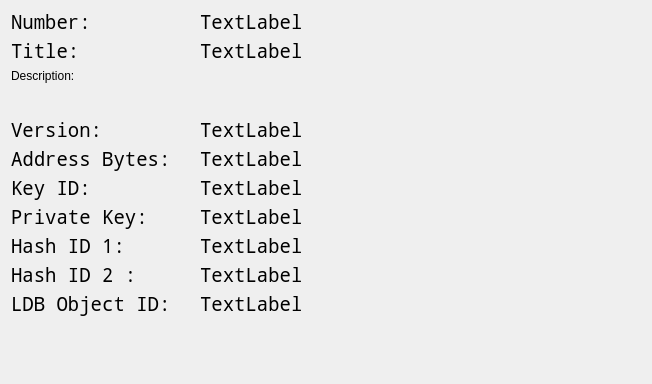
Old version of the form src/qt/forms/sidechaindetailsdialog.ui in the repository torkelrogstad/mainchain.
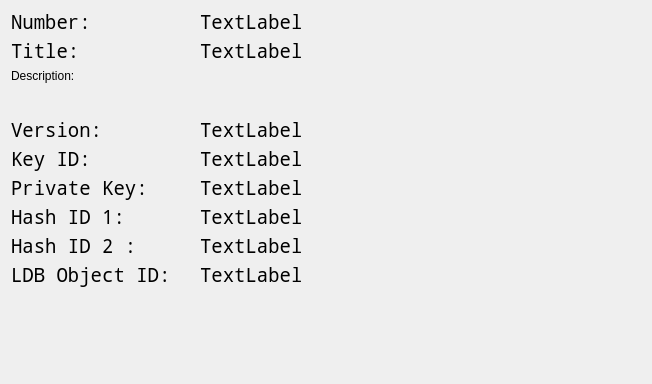
New version of the form.

Patch:
```diff
--- a/src/qt/forms/sidechaindetailsdialog.ui
+++ b/src/qt/forms/sidechaindetailsdialog.ui
@@ -192,52 +192,6 @@
      </item>
     </layout>
    </item>
-   <item>
-    <layout class="QHBoxLayout" name="horizontalLayout_5">
-     <item>
-      <widget class="QLabel" name="label_3">
-       <property name="font">
-        <font>
-         <family>Noto Mono</family>
-         <pointsize>14</pointsize>
-        </font>
-       </property>
-       <property name="text">
-        <string>Address Bytes:  </string>
-       </property>
-      </widget>
-     </item>
-     <item>
-      <widget class="QLabel" name="labelAddressBytes">
-       <property name="font">
-        <font>
-         <family>Noto Mono</family>
-         <pointsize>14</pointsize>
-        </font>
-       </property>
-       <property name="text">
-        <string>TextLabel</string>
-       </property>
-       <property name="textInteractionFlags">
-        <set>Qt::TextSelectableByMouse</set>
-       </property>
-      </widget>
-     </item>
-     <item>
-      <spacer name="horizontalSpacer_5">
-       <property name="orientation">
-        <enum>Qt::Horizontal</enum>
-       </property>
-       <property name="sizeHint" stdset="0">
-        <size>
-         <width>40</width>
-         <height>20</height>
-        </size>
-       </property>
-      </spacer>
-     </item>
-    </layout>
-   </item>
    <item>
     <layout class="QHBoxLayout" name="horizontalLayout_3">
      <item>
```
